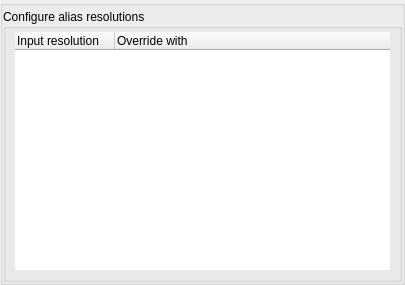
This is src/display/qt/dialogs/ui/alias_dialog.ui in mrehkopf/vcs as Qt 5 draws it before an edit. The edited form follows.
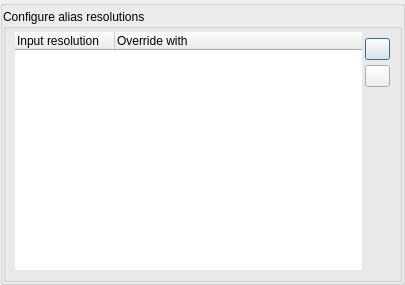
This is the edited form. Icons and pictures are not drawn.

Commit message:
gui/alias-dialog: Add buttons for removing/adding aliases
These buttons replace corresponding items in the dialog's menu bar,
which were subsequently removed.

```diff
--- a/src/display/qt/dialogs/ui/alias_dialog.ui
+++ b/src/display/qt/dialogs/ui/alias_dialog.ui
@@ -58,22 +58,13 @@
         <property name="title">
          <string>Configure alias resolutions</string>
         </property>
-        <layout class="QVBoxLayout" name="verticalLayout_2">
+        <layout class="QHBoxLayout" name="horizontalLayout">
          <property name="spacing">
           <number>3</number>
          </property>
-         <property name="leftMargin">
-          <number>9</number>
-         </property>
          <property name="topMargin">
           <number>3</number>
          </property>
-         <property name="rightMargin">
-          <number>9</number>
-         </property>
-         <property name="bottomMargin">
-          <number>9</number>
-         </property>
          <item>
           <widget class="QTreeWidget" name="treeWidget_knownAliases">
            <property name="frameShape">
@@ -115,6 +106,98 @@
            </column>
           </widget>
          </item>
+         <item>
+          <layout class="QVBoxLayout" name="verticalLayout_2">
+           <property name="spacing">
+            <number>5</number>
+           </property>
+           <property name="topMargin">
+            <number>6</number>
+           </property>
+           <item>
+            <widget class="QPushButton" name="pushButton_addAlias">
+             <property name="sizePolicy">
+              <sizepolicy hsizetype="Fixed" vsizetype="Maximum">
+               <horstretch>0</horstretch>
+               <verstretch>0</verstretch>
+              </sizepolicy>
+             </property>
+             <property name="minimumSize">
+              <size>
+               <width>25</width>
+               <height>0</height>
+              </size>
+             </property>
+             <property name="maximumSize">
+              <size>
+               <width>25</width>
+               <height>99999</height>
+              </size>
+             </property>
+             <property name="toolTip">
+              <string>Add alias</string>
+             </property>
+             <property name="text">
+              <string/>
+             </property>
+             <property name="icon">
+              <iconset resource="../../res.qrc">
+               <normaloff>:/res/images/icons/newie/plus.png</normaloff>
+               <disabledoff>:/res/images/icons/newie/plus_disabled.png</disabledoff>:/res/images/icons/newie/plus.png</iconset>
+             </property>
+            </widget>
+           </item>
+           <item>
+            <widget class="QPushButton" name="pushButton_deleteSelectedAliases">
+             <property name="sizePolicy">
+              <sizepolicy hsizetype="Fixed" vsizetype="Fixed">
+               <horstretch>0</horstretch>
+               <verstretch>0</verstretch>
+              </sizepolicy>
+             </property>
+             <property name="minimumSize">
+              <size>
+               <width>25</width>
+               <height>0</height>
+              </size>
+             </property>
+             <property name="maximumSize">
+              <size>
+               <width>25</width>
+               <height>16777215</height>
+              </size>
+             </property>
+             <property name="toolTip">
+              <string>Delete selected alises</string>
+             </property>
+             <property name="text">
+              <string/>
+             </property>
+             <property name="icon">
+              <iconset resource="../../res.qrc">
+               <normaloff>:/res/images/icons/newie/minus.png</normaloff>
+               <disabledoff>:/res/images/icons/newie/minus_disabled.png</disabledoff>:/res/images/icons/newie/minus.png</iconset>
+             </property>
+            </widget>
+           </item>
+           <item>
+            <spacer name="verticalSpacer">
+             <property name="orientation">
+              <enum>Qt::Vertical</enum>
+             </property>
+             <property name="sizeType">
+              <enum>QSizePolicy::MinimumExpanding</enum>
+             </property>
+             <property name="sizeHint" stdset="0">
+              <size>
+               <width>20</width>
+               <height>40</height>
+              </size>
+             </property>
+            </spacer>
+           </item>
+          </layout>
+         </item>
         </layout>
        </widget>
       </item>
```
Left out of the diff: 4 changed lines with no effect on the pictures. The commit also changes 2 other files.
